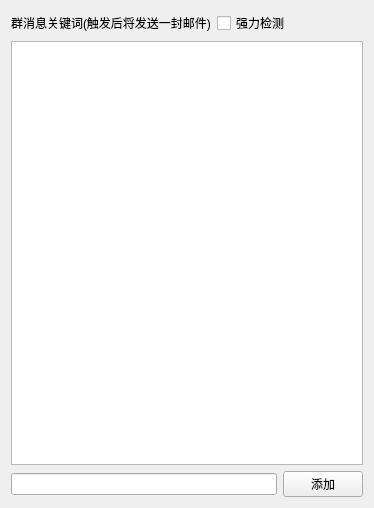
First picture: the form in Gui/WKeyWordGroup.ui, repository ConstStar/Market, before the edit.
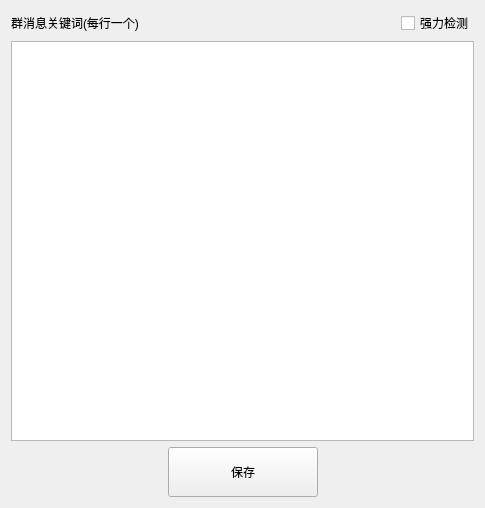
Second picture: the form after the edit.

The edit to the form file:
```diff
--- a/Gui/WKeyWordGroup.ui
+++ b/Gui/WKeyWordGroup.ui
@@ -6,7 +6,7 @@
    <rect>
     <x>0</x>
     <y>0</y>
-    <width>374</width>
+    <width>485</width>
     <height>508</height>
    </rect>
   </property>
@@ -19,10 +19,23 @@
      <item>
       <widget class="QLabel" name="label">
        <property name="text">
-        <string>群消息关键词(触发后将发送一封邮件)</string>
+        <string>群消息关键词(每行一个)</string>
        </property>
       </widget>
      </item>
+     <item>
+      <spacer name="horizontalSpacer">
+       <property name="orientation">
+        <enum>Qt::Horizontal</enum>
+       </property>
+       <property name="sizeHint" stdset="0">
+        <size>
+         <width>40</width>
+         <height>20</height>
+        </size>
+       </property>
+      </spacer>
+     </item>
      <item>
       <widget class="QCheckBox" name="check_streng">
        <property name="text">
@@ -33,20 +46,49 @@
     </layout>
    </item>
    <item>
-    <widget class="QListWidget" name="list_keyWord"/>
+    <widget class="QPlainTextEdit" name="text_keyWord"/>
    </item>
    <item>
     <layout class="QHBoxLayout" name="horizontalLayout">
      <item>
-      <widget class="QLineEdit" name="edit_keyWord"/>
+      <spacer name="horizontalSpacer_2">
+       <property name="orientation">
+        <enum>Qt::Horizontal</enum>
+       </property>
+       <property name="sizeHint" stdset="0">
+        <size>
+         <width>149</width>
+         <height>20</height>
+        </size>
+       </property>
+      </spacer>
      </item>
      <item>
-      <widget class="QPushButton" name="button_add">
+      <widget class="QPushButton" name="button_save">
+       <property name="minimumSize">
+        <size>
+         <width>150</width>
+         <height>50</height>
+        </size>
+       </property>
        <property name="text">
-        <string>添加</string>
+        <string>保存</string>
        </property>
       </widget>
      </item>
+     <item>
+      <spacer name="horizontalSpacer_3">
+       <property name="orientation">
+        <enum>Qt::Horizontal</enum>
+       </property>
+       <property name="sizeHint" stdset="0">
+        <size>
+         <width>40</width>
+         <height>20</height>
+        </size>
+       </property>
+      </spacer>
+     </item>
     </layout>
    </item>
   </layout>
```
